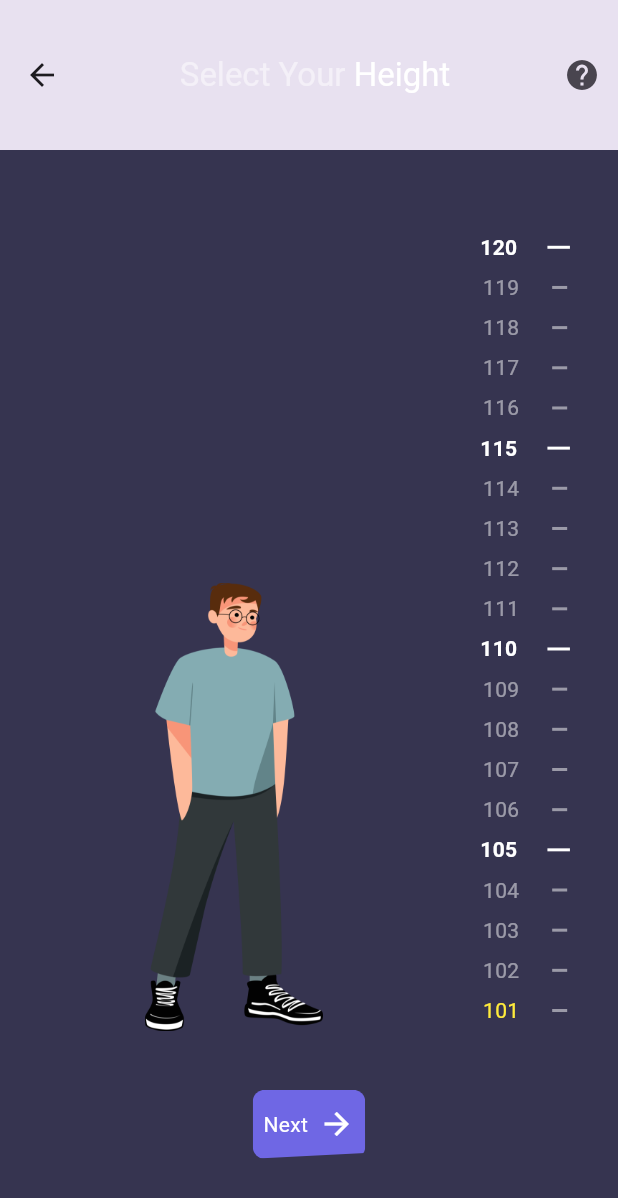
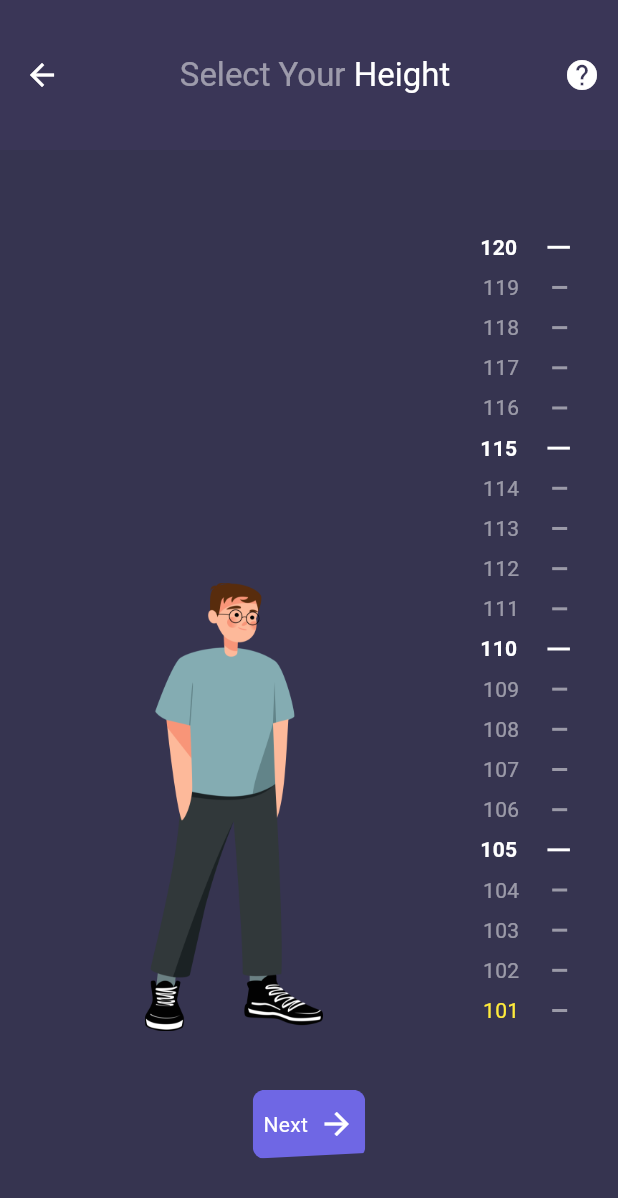
Before and after one commit to sayedmostaf/bmi-flutter, a Flutter app: the HeightPage screen opened directly, on a phone screen of 412 x 824 dp. Shown: the top 1198 px of the screen. Run offline on Flutter 3.47's test engine with Material 3 defaults, Android fonts, the phone set to English and light mode, and no system bars.

Commit message:
simple refactor in height page

```diff
--- a/lib/view/pages/height.dart
+++ b/lib/view/pages/height.dart
@@ -1,3 +1,4 @@
+import 'package:bmi/constants.dart';
 import 'package:bmi/view/widgets/curved_button.dart';
 import 'package:flutter/material.dart';
 
@@ -50,6 +51,8 @@ class _HeightPageState extends State<HeightPage> {
     var size = MediaQuery.of(context).size;
     return Scaffold(
       appBar: AppBar(
+        iconTheme: const IconThemeData(color: Colors.white),
+        backgroundColor: swatch,
         centerTitle: true,
         title: Row(
           mainAxisAlignment: MainAxisAlignment.center,
@@ -66,7 +69,10 @@ class _HeightPageState extends State<HeightPage> {
         actions: [
           IconButton(
             onPressed: () {},
-            icon: const Icon(Icons.help),
+            icon: const Icon(
+              Icons.help,
+              color: Colors.white,
+            ),
             tooltip: "Get Help",
           )
         ],
```
